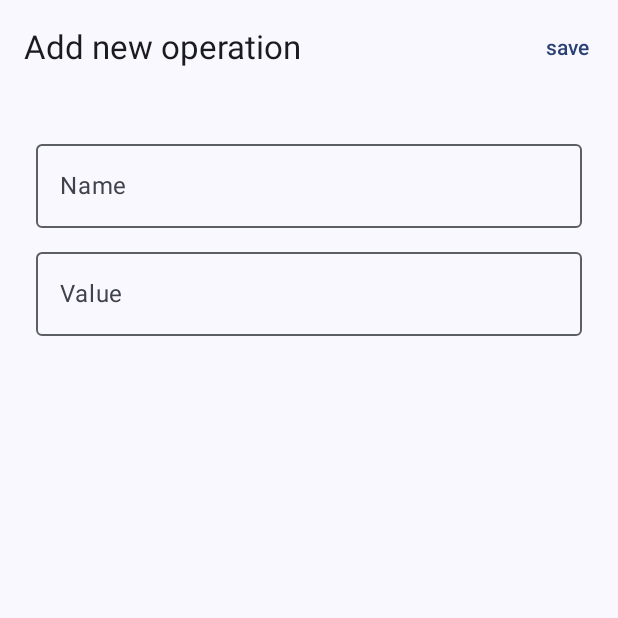
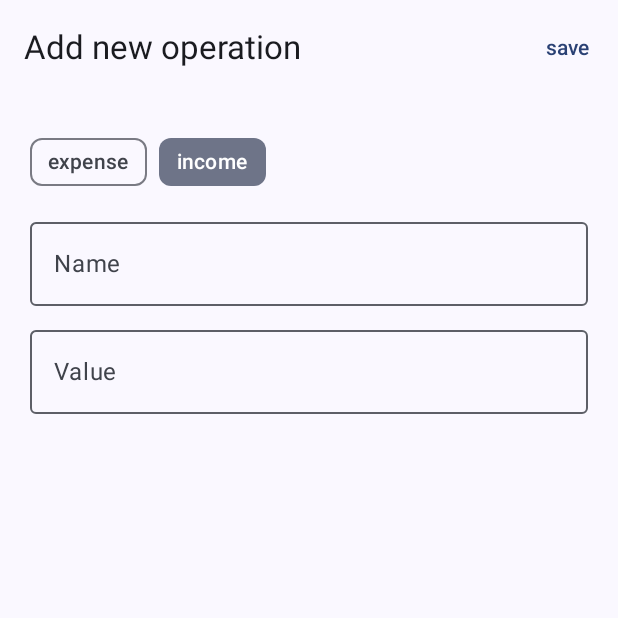
Before and after one commit to prax19/budgat-guard-app-android, an Android app built with Jetpack Compose: the composable AddEditOperationScreen shown on its own in the app's theme, after a tap on "save", on a phone screen of 412 x 824 dp, the top half of it. Run offline under Robolectric (Android 15) with nearby library versions, the phone set to English and light mode, and no system bars; 3 statements that could not run were skipped; 2 other taps on this screen came first.

Commit message:
Add `BudgetOperation` type selection

```diff
--- a/app/src/main/java/com/prax19/budgetguard/app/android/presentation/AddEditBudgetOperationScreen/AddEditBudgetOperationScreen.kt
+++ b/app/src/main/java/com/prax19/budgetguard/app/android/presentation/AddEditBudgetOperationScreen/AddEditBudgetOperationScreen.kt
@@ -2,27 +2,37 @@ package com.prax19.budgetguard.app.android.presentation.AddEditBudgetOperationSc
 
 import android.annotation.SuppressLint
 import androidx.compose.foundation.layout.Column
+import androidx.compose.foundation.layout.Row
 import androidx.compose.foundation.layout.fillMaxSize
 import androidx.compose.foundation.layout.fillMaxWidth
 import androidx.compose.foundation.layout.padding
 import androidx.compose.foundation.text.KeyboardActions
 import androidx.compose.foundation.text.KeyboardOptions
 import androidx.compose.material3.AlertDialog
+import androidx.compose.material3.AssistChip
 import androidx.compose.material3.ExperimentalMaterial3Api
+import androidx.compose.material3.FilterChip
+import androidx.compose.material3.InputChip
+import androidx.compose.material3.MaterialTheme
 import androidx.compose.material3.OutlinedTextField
+import androidx.compose.material3.RadioButton
 import androidx.compose.material3.Scaffold
+import androidx.compose.material3.SuggestionChip
 import androidx.compose.material3.Surface
 import androidx.compose.material3.Text
 import androidx.compose.material3.TextButton
 import androidx.compose.material3.TopAppBar
 import androidx.compose.runtime.Composable
 import androidx.compose.runtime.getValue
+import androidx.compose.runtime.mutableFloatStateOf
 import androidx.compose.runtime.mutableStateOf
 import androidx.compose.runtime.remember
 import androidx.compose.runtime.setValue
+import androidx.compose.ui.Alignment
 import androidx.compose.ui.Modifier
 import androidx.compose.ui.focus.FocusRequester
 import androidx.compose.ui.focus.focusRequester
+import androidx.compose.ui.text.TextStyle
 import androidx.compose.ui.text.input.ImeAction
 import androidx.compose.ui.text.input.KeyboardType
 import androidx.compose.ui.unit.dp
@@ -32,7 +42,7 @@ import androidx.compose.ui.window.DialogProperties
 @SuppressLint("UnusedMaterial3ScaffoldPaddingParameter")
 @Composable
 fun AddEditOperationScreen(
-    onSave: (name: String, value: String) -> Unit,
+    onSave: (name: String, value: Float) -> Unit,
     onDismissRequest: () -> Unit
 ) {
 
@@ -40,6 +50,9 @@ fun AddEditOperationScreen(
 
     var name by remember { mutableStateOf("") }
     val nameFocusRequester = remember { FocusRequester() }
+
+    val operationTypes = listOf("expense", "income")
+    var selectedType by remember { mutableStateOf(operationTypes[0]) }
 
     var value by remember { mutableStateOf("") }
     val valueFocusRequester = remember { FocusRequester() }
@@ -61,7 +74,13 @@ fun AddEditOperationScreen(
                         TextButton(
                             modifier = Modifier
                                 .focusRequester(saveButtonFocusRequester),
-                            onClick = { onSave(name, value) }
+                            onClick = {
+                                val valueFloat = if(selectedType == operationTypes[0])
+                                    value.toFloat() * -1
+                                else
+                                    value.toFloat()
+                                onSave(name, valueFloat)
+                            }
                         ) {
                             Text("save")
                         }
@@ -77,8 +96,25 @@ fun AddEditOperationScreen(
                 ) {
                     Column(
                         modifier = Modifier
-                            .padding(20.dp)
+                            .padding(16.dp)
                     ) {
+
+                        Row {
+                            operationTypes.forEach {operationType ->
+                                Row(
+                                    verticalAlignment = Alignment.CenterVertically
+                                ) {
+                                    InputChip(
+                                        modifier = Modifier
+                                            .padding(4.dp),
+                                        selected = (operationType == selectedType),
+                                        onClick = { selectedType = operationType },
+                                        label = { Text(operationType) },
+                                    )
+                                }
+                            }
+                        }
+
                         OutlinedTextField(
                             modifier = Modifier
                                 .fillMaxWidth()
@@ -104,6 +140,7 @@ fun AddEditOperationScreen(
                                 }
                             )
                         )
+
                         OutlinedTextField(
                             modifier = Modifier
                                 .fillMaxWidth()
@@ -129,7 +166,11 @@ fun AddEditOperationScreen(
                             ),
                             keyboardActions = KeyboardActions(
                                 onAny = {
-                                    onSave(name, value)
+                                    val valueFloat = if(selectedType == operationTypes[0])
+                                        value.toFloat() * -1
+                                    else
+                                        value.toFloat()
+                                    onSave(name, valueFloat)
                                 }
                             )
                         )
--- a/app/src/main/java/com/prax19/budgetguard/app/android/presentation/BudgetScreen/BudgetDetailsScreen.kt
+++ b/app/src/main/java/com/prax19/budgetguard/app/android/presentation/BudgetScreen/BudgetDetailsScreen.kt
@@ -56,7 +56,7 @@ fun BudgetDetailsScreen(
             AddEditOperationScreen(
                 onSave = { name, value ->
                     viewModel.createOperation(
-                        Operation(-1, name, budget, budget.ownerId, value.toFloat()) //TODO: handle user
+                        Operation(-1, name, budget, budget.ownerId, value) //TODO: handle user
                     )
                     openAddEditOperation.value = false
                 },
```
